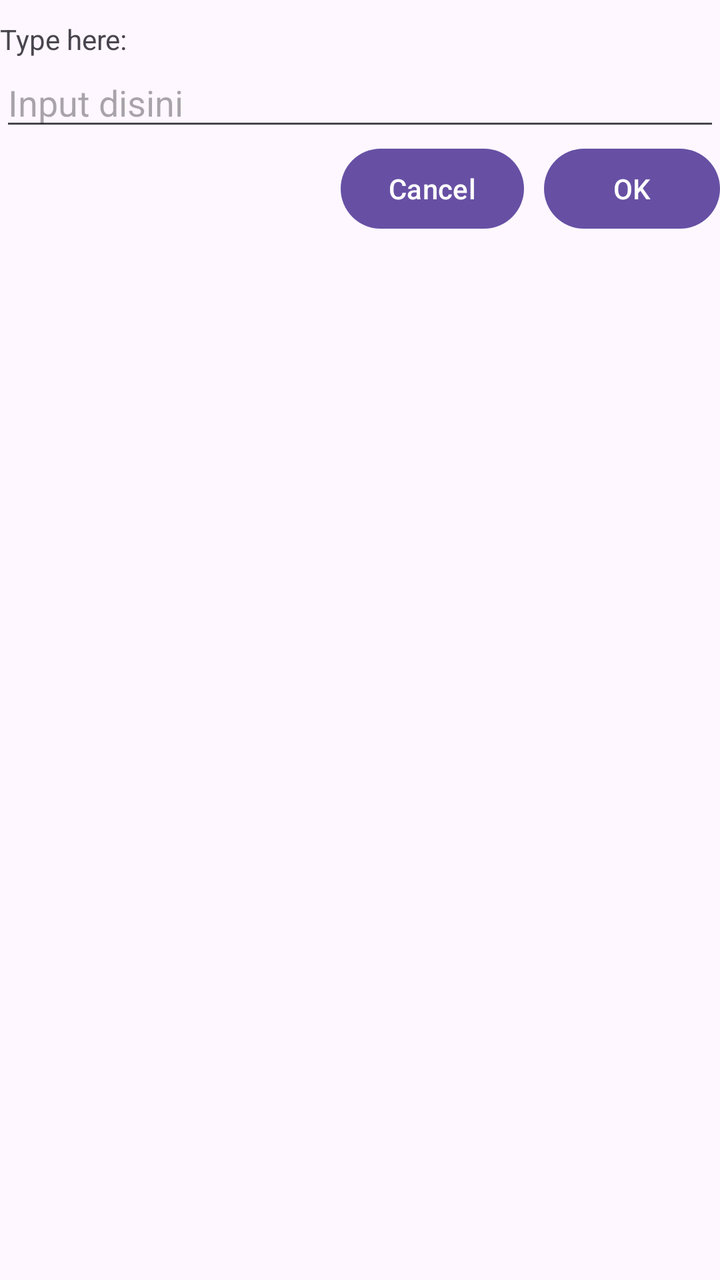
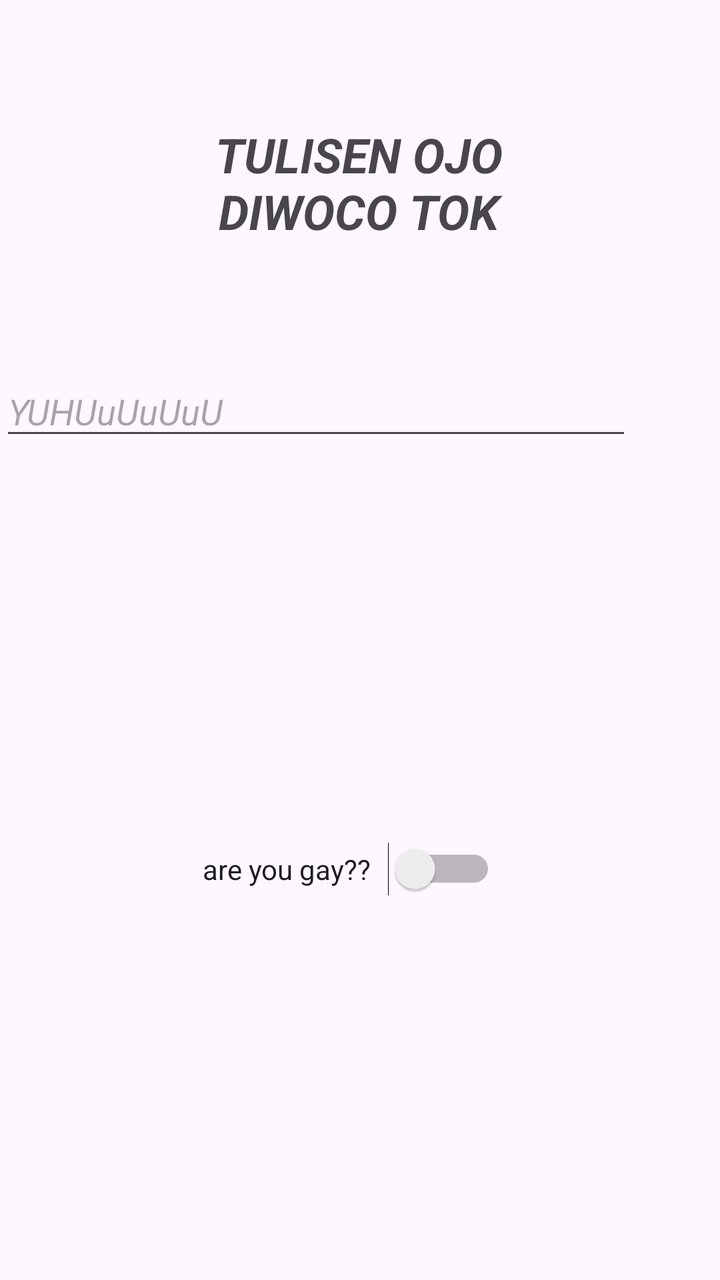

Screens rendered from an Android XML layout before and after an edit, with the pre-edit source and the edit as a unified diff.
<!-- AndroidManifest.xml: application theme Theme.PPBPRAKTIK -->
<!-- res/layout/relative_layout.xml -->
<?xml version="1.0" encoding="utf-8"?>
<RelativeLayout xmlns:android="http://schemas.android.com/apk/res/android"
    android:layout_width="match_parent"
    android:layout_height="match_parent">

    <TextView
        android:layout_width="wrap_content"
        android:layout_height="wrap_content"
        android:text="Type here:"
        android:id="@+id/textview1"
        android:paddingTop="10dp"
        android:layout_alignParentTop="true"
        android:layout_alignParentLeft="true" />

    <EditText
        android:layout_width="match_parent"
        android:layout_height="wrap_content"
        android:hint="Input disini"
        android:inputType="text"
        android:id="@+id/entry"
        android:layout_below="@id/textview1" />

    <Button
        android:layout_width="wrap_content"
        android:layout_height="wrap_content"
        android:text="OK"
        android:layout_below="@id/entry"
        android:id="@+id/ok"
        android:layout_alignParentRight="true"
        android:layout_marginLeft="10dp" />

    <Button
        android:layout_width="wrap_content"
        android:layout_height="wrap_content"
        android:text="Cancel"
        android:layout_toLeftOf="@id/ok"
        android:layout_alignTop="@id/ok" />

</RelativeLayout>
<!-- resources referenced by this layout -->
<resources>
  <style name="Theme.PPBPRAKTIK" parent="Base.Theme.PPBPRAKTIK" />
  <style name="Base.Theme.PPBPRAKTIK" parent="Theme.Material3.DayNight.NoActionBar">
          
          
      </style>
</resources>

<!-- the commit's change to res/layout/relative_layout.xml (unified diff, before → after) -->
@@ -4,36 +4,59 @@
     android:layout_height="match_parent">
 
     <TextView
+        android:id="@+id/textview1"
+        android:layout_width="201dp"
+        android:layout_height="86dp"
+        android:layout_alignParentLeft="true"
+        android:layout_alignParentTop="true"
+        android:layout_marginLeft="79dp"
+        android:layout_marginTop="51dp"
+        android:paddingTop="10dp"
+        android:text="TULISEN OJO DIWOCO TOK"
+        android:textAlignment="center"
+        android:textSize="24sp"
+        android:textStyle="bold|italic" />
+
+    <EditText
+        android:id="@+id/entry"
+        android:layout_width="316dp"
+        android:layout_height="42dp"
+        android:layout_below="@id/textview1"
+        android:layout_marginTop="46dp"
+        android:hint="YUHUuUuUuU"
+        android:inputType="text"
+        android:textStyle="italic" />
+
+    <Button
+        android:id="@+id/ok"
         android:layout_width="wrap_content"
         android:layout_height="wrap_content"
-        android:text="Type here:"
-        android:id="@+id/textview1"
-        android:paddingTop="10dp"
-        android:layout_alignParentTop="true"
-        android:layout_alignParentLeft="true" />
-
-    <EditText
-        android:layout_width="match_parent"
-        android:layout_height="wrap_content"
-        android:hint="Input disini"
-        android:inputType="text"
-        android:id="@+id/entry"
-        android:layout_below="@id/textview1" />
+        android:layout_below="@id/entry"
+        android:layout_alignParentRight="true"
+        android:layout_marginLeft="10dp"
+        android:layout_marginTop="450dp"
+        android:layout_marginRight="47dp"
+        android:text="OK" />
 
     <Button
+        android:id="@+id/button"
         android:layout_width="wrap_content"
         android:layout_height="wrap_content"
-        android:text="OK"
-        android:layout_below="@id/entry"
-        android:id="@+id/ok"
-        android:layout_alignParentRight="true"
-        android:layout_marginLeft="10dp" />
+        android:layout_alignTop="@id/ok"
+        android:layout_marginTop="-9dp"
+        android:layout_marginRight="157dp"
+        android:layout_toLeftOf="@id/ok"
+        android:text="Cancel" />
 
-    <Button
-        android:layout_width="wrap_content"
-        android:layout_height="wrap_content"
-        android:text="Cancel"
-        android:layout_toLeftOf="@id/ok"
-        android:layout_alignTop="@id/ok" />
+    <Switch
+        android:id="@+id/switch1"
+        android:layout_width="156dp"
+        android:layout_height="53dp"
+        android:layout_below="@+id/textview1"
+        android:layout_alignEnd="@+id/entry"
+        android:layout_marginTop="271dp"
+        android:layout_marginEnd="68dp"
+        android:text="are you gay??"
+        android:textAlignment="center" />
 
 </RelativeLayout>
